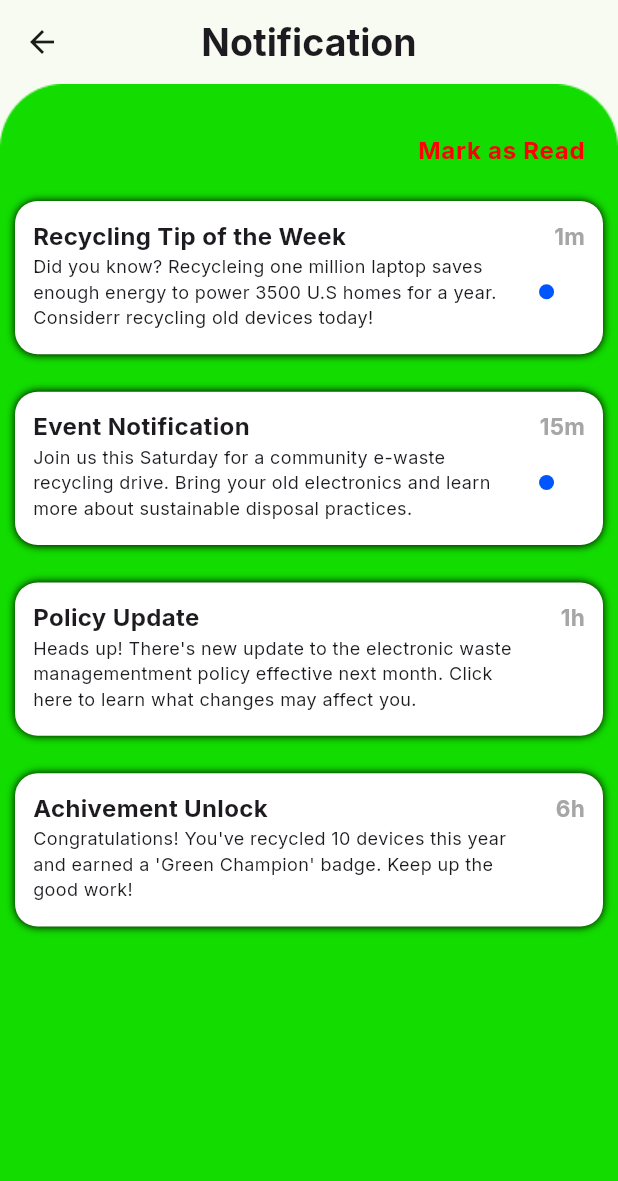
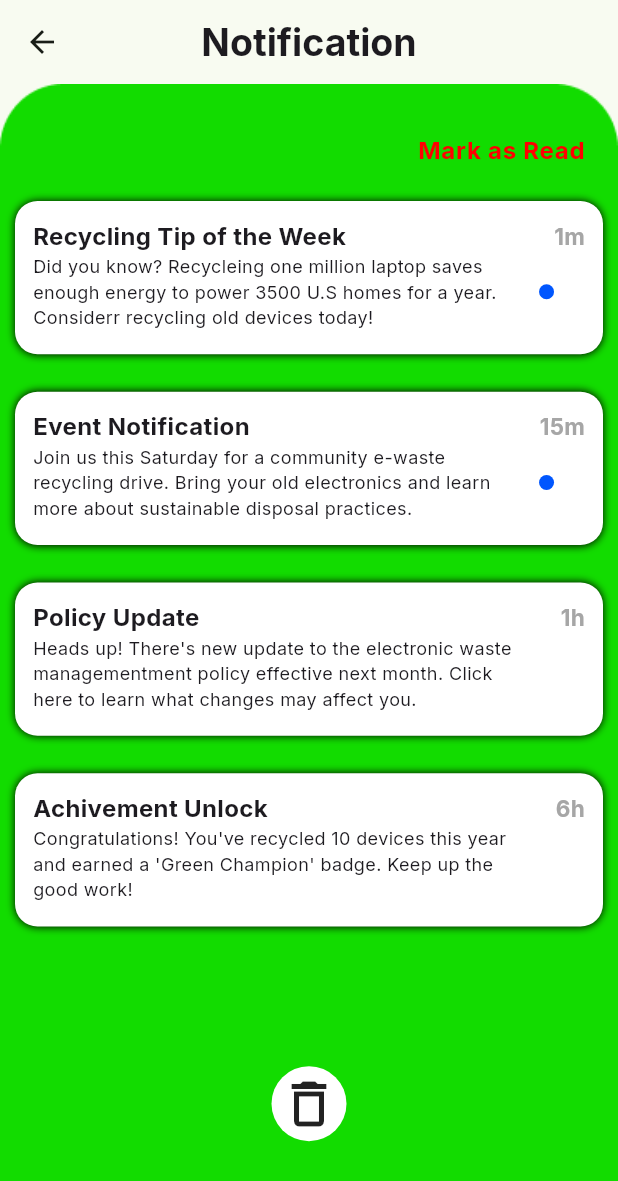
Before and after one commit to nethsaraLiyanage/eco-wise-flutter-app-frontend, a Flutter app: the NotificationsScreen screen opened directly, on a phone screen of 412 x 824 dp. Shown: the top 1181 px of the screen. Run offline on Flutter 3.47's test engine with Material 3 defaults, Android fonts, the phone set to English and light mode, and no system bars; our stand-ins replace carousel_slider, flutter_riverpod, google_fonts; missing offline and left inert: mobile_scanner.

Commit message:
Notification Screen Dev

```diff
--- a/lib/screens/notifications_screen.dart
+++ b/lib/screens/notifications_screen.dart
@@ -87,7 +87,11 @@ class _NotificationsScreenState extends State<NotificationsScreen> {
                 const SizedBox(
                   height: 10,
                 ),
-                ...notifications
+                SizedBox(
+                  height: size.height * 0.7,
+                  child: SingleChildScrollView(
+                    child: Column(
+                      children: notifications
                           .map(
                             (e) => Container(
                               margin: const EdgeInsets.only(bottom: 25),
@@ -106,7 +110,8 @@ class _NotificationsScreenState extends State<NotificationsScreen> {
                               child: Column(
                                 children: [
                                   Row(
-                              mainAxisAlignment: MainAxisAlignment.spaceBetween,
+                                    mainAxisAlignment:
+                                        MainAxisAlignment.spaceBetween,
                                     children: [
                                       Text(
                                         e.title,
@@ -156,7 +161,8 @@ class _NotificationsScreenState extends State<NotificationsScreen> {
                                           height: 10,
                                           decoration: const BoxDecoration(
                                               shape: BoxShape.circle,
-                                        color: Color.fromARGB(255, 0, 86, 254)),
+                                              color: Color.fromARGB(
+                                                  255, 0, 86, 254)),
                                         )
                                     ],
                                   )
@@ -165,6 +171,28 @@ class _NotificationsScreenState extends State<NotificationsScreen> {
                             ),
                           )
                           .toList(),
+                    ),
+                  ),
+                ),
+                Row(
+                  mainAxisAlignment: MainAxisAlignment.center,
+                  children: [
+                    InkWell(
+                      child: Container(
+                        height: 50,
+                        width: 50,
+                        decoration: const BoxDecoration(
+                          shape: BoxShape.circle,
+                          color: Colors.white,
+                        ),
+                        child: const Icon(
+                          Icons.delete_outlined,
+                          size: 40,
+                        ),
+                      ),
+                    ),
+                  ],
+                )
               ],
             ),
           ),
--- a/lib/widgets/favourite_recycles.dart
+++ b/lib/widgets/favourite_recycles.dart
@@ -19,7 +19,6 @@ class _NewRecycleState extends State<FavouriteRecycles> {
   @override
   Widget build(BuildContext context) {
     return LayoutBuilder(builder: (cyx, constraints) {
-      final width = constraints.maxWidth;
       return SizedBox(
         // height: double.infinity,
         child: SingleChildScrollView(
```
Lines whose indentation alone changed are shown as unchanged.
